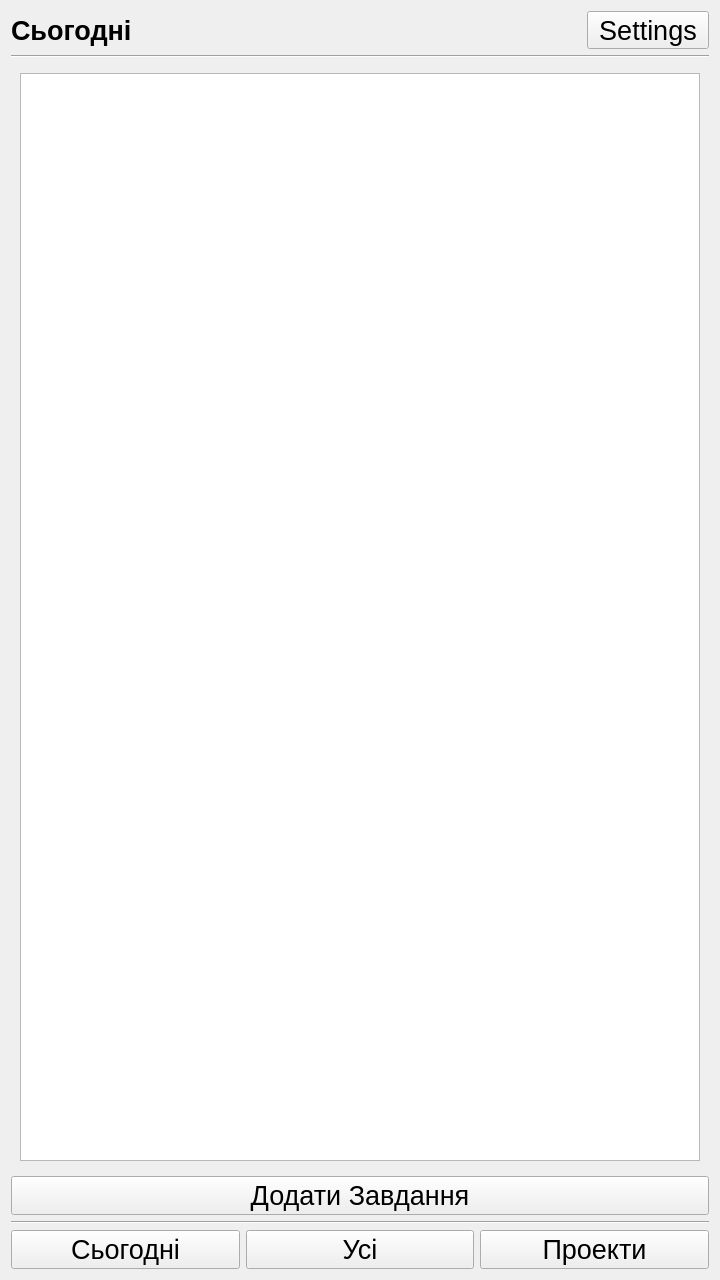
Qt form base.ui (LesterEvSe/Task-Manager) before a commit.
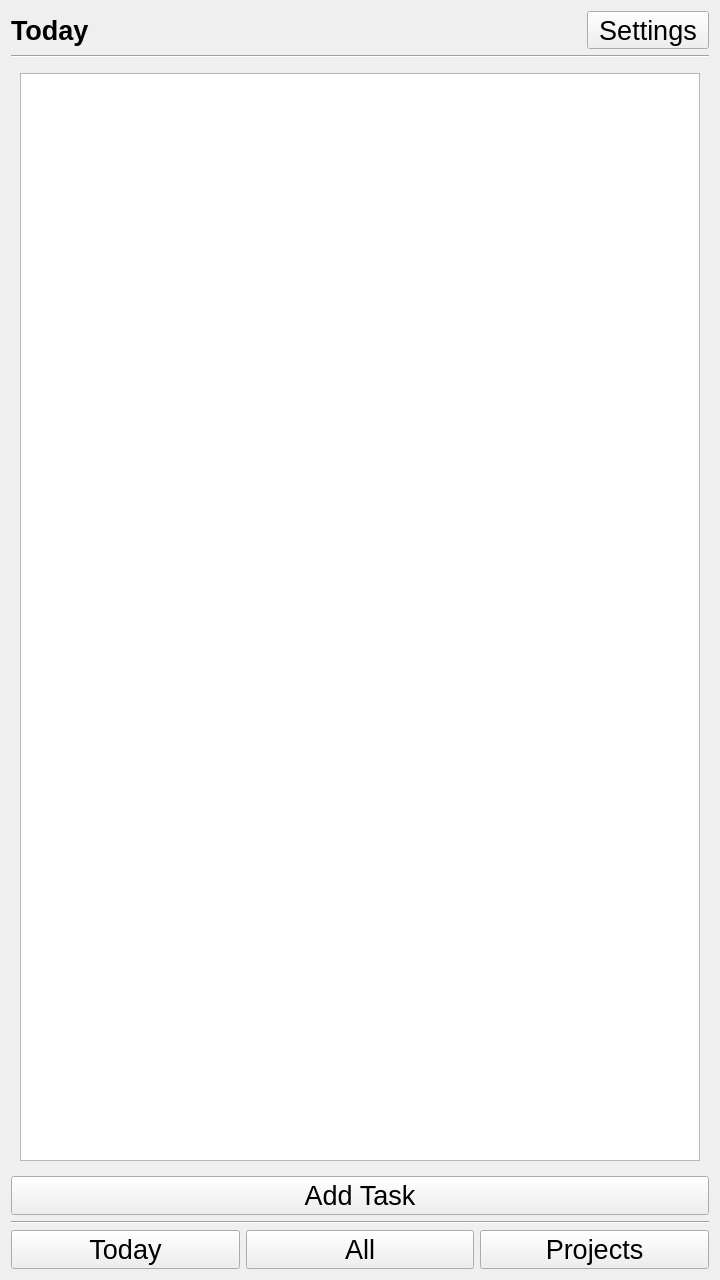
The same form after that commit.

```diff
--- a/base.ui
+++ b/base.ui
@@ -31,7 +31,7 @@
         </font>
        </property>
        <property name="text">
-        <string>Сьогодні</string>
+        <string>Today</string>
        </property>
       </widget>
      </item>
@@ -116,7 +116,7 @@
       </font>
      </property>
      <property name="text">
-      <string>Додати Завдання</string>
+      <string>Add Task</string>
      </property>
     </widget>
    </item>
@@ -143,7 +143,7 @@
         </font>
        </property>
        <property name="text">
-        <string>Сьогодні</string>
+        <string>Today</string>
        </property>
       </widget>
      </item>
@@ -155,7 +155,7 @@
         </font>
        </property>
        <property name="text">
-        <string>Усі</string>
+        <string>All</string>
        </property>
       </widget>
      </item>
@@ -167,7 +167,7 @@
         </font>
        </property>
        <property name="text">
-        <string>Проекти</string>
+        <string>Projects</string>
        </property>
       </widget>
      </item>
```
